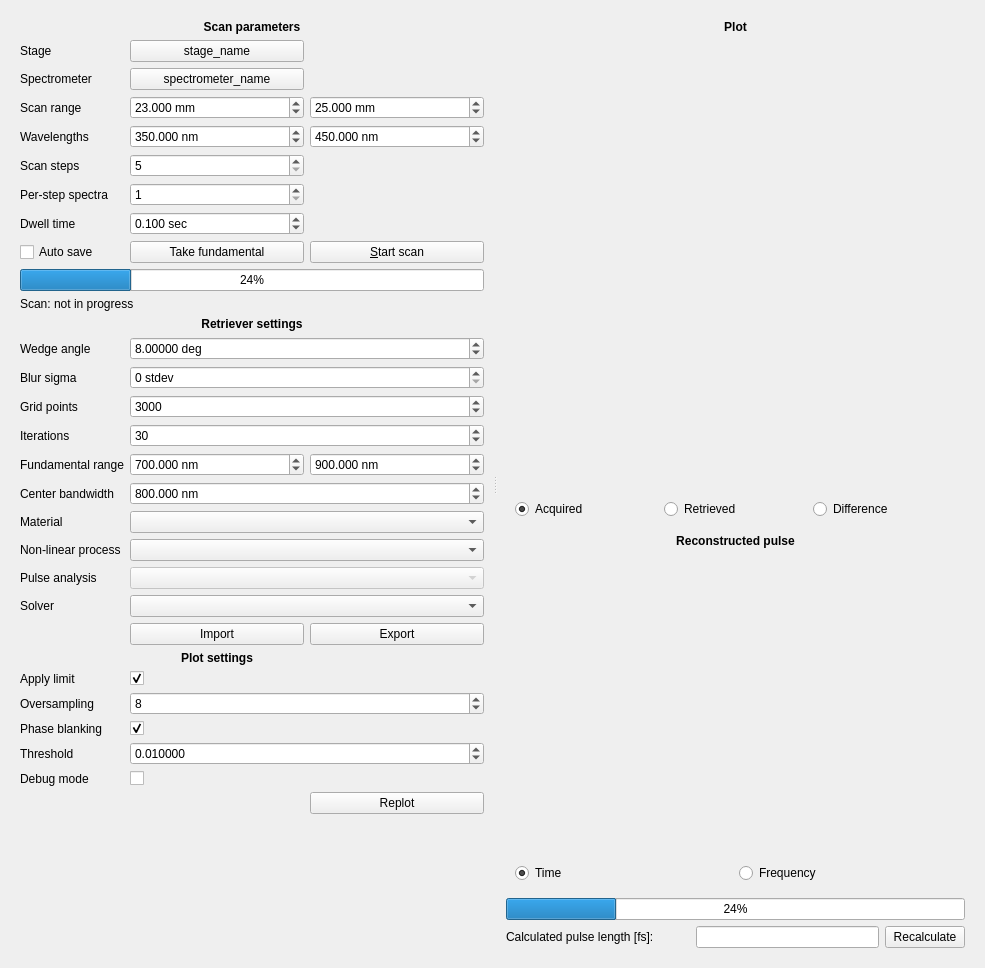
Qt form las_dispersion_scan/ui/main.ui (slactjohnson/las-dispersion-scan) before a commit.
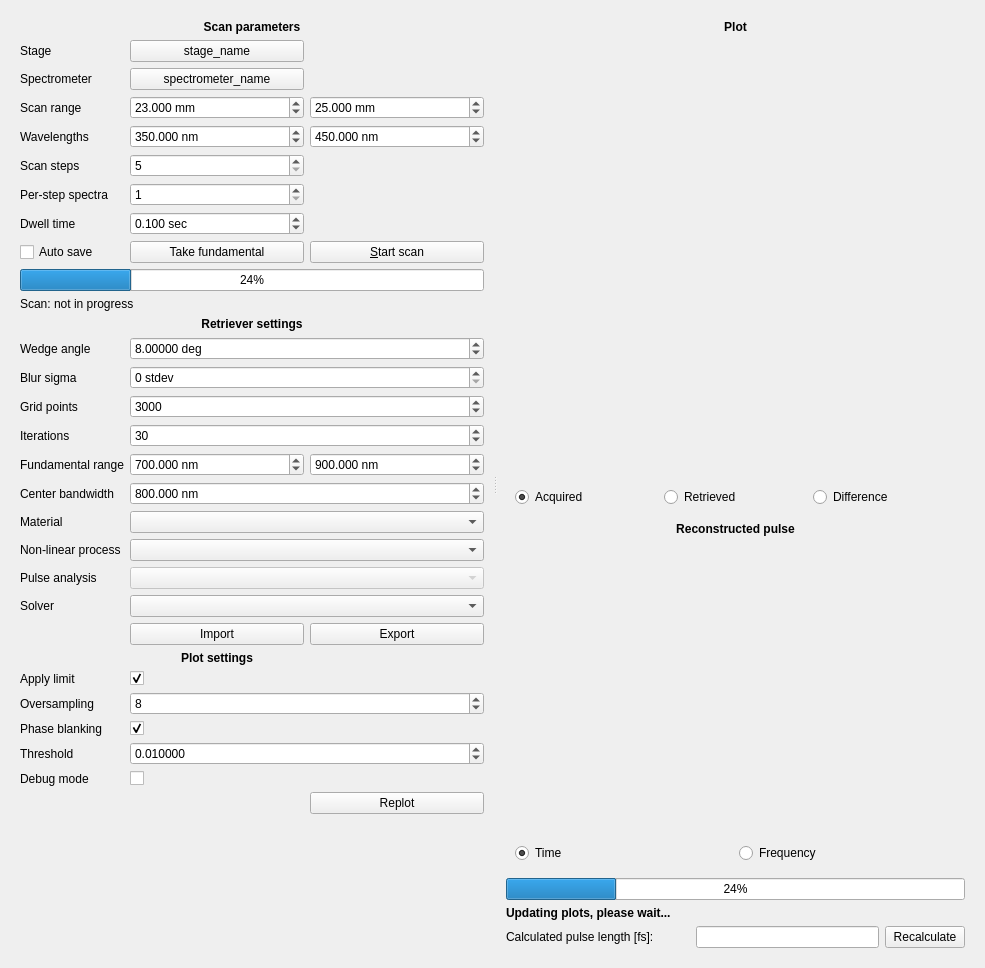
The same form after that commit. Custom widgets are drawn as their Qt base class.

Commit message:
ENH: placeholder for some per-position plot
I need more information on what _should_ be plotted as it's not part of
the original codebase as far as I can tell

What changed in the file:
```diff
--- a/las_dispersion_scan/ui/main.ui
+++ b/las_dispersion_scan/ui/main.ui
@@ -1120,6 +1120,19 @@
          </property>
         </widget>
        </item>
+       <item>
+        <widget class="QLabel" name="updating_plots_label">
+         <property name="font">
+          <font>
+           <weight>75</weight>
+           <bold>true</bold>
+          </font>
+         </property>
+         <property name="text">
+          <string>Updating plots, please wait...</string>
+         </property>
+        </widget>
+       </item>
        <item>
         <layout class="QHBoxLayout" name="pulse_layout">
          <item>
```
Left out of the diff: 9 changed lines with no effect on the pictures. The commit also changes 3 other files.
